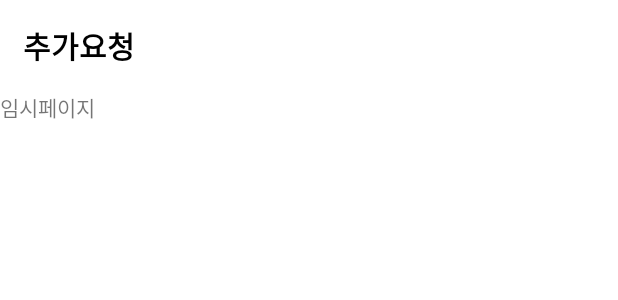
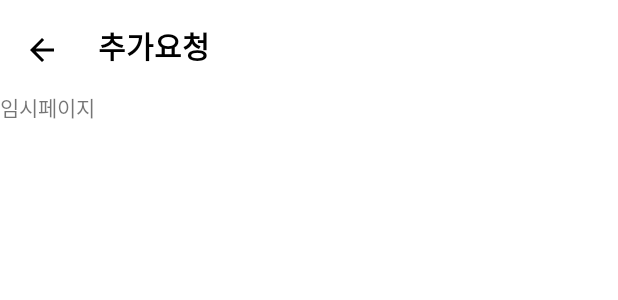
Before and after one commit to MP-locateC/locatec_main, an Android app: the layout report_page.xml on its own in the app's theme, with its tools: preview values and no code run, on a phone screen of 412 x 824 dp. Shown: the top 300 px of the screen. Run offline under Robolectric (Android 15) with nearby library versions, the phone set to English and light mode, and no system bars.

Commit message:
feat : custom marker, closes button

```diff
--- a/app/src/main/AndroidManifest.xml
+++ b/app/src/main/AndroidManifest.xml
@@ -8,7 +8,7 @@
          location permissions for the "MyLocation" functionality.
     -->
     <uses-permission android:name="android.permission.ACCESS_FINE_LOCATION" />
-
+    <uses-permission android:name="android.permission.ACCESS_COARSE_LOCATION"/>
     <application
         android:allowBackup="true"
         android:icon="@mipmap/ic_launcher"
@@ -38,8 +38,8 @@
                 <category android:name="android.intent.category.LAUNCHER" />
             </intent-filter>
         </activity>
-        <activity android:name=".ReportPage">
 
+        <activity android:name=".ReportPage" android:theme="@style/AppFullScreenTheme">
         </activity>
     </application>
 
--- a/app/src/main/res/layout/report_page.xml
+++ b/app/src/main/res/layout/report_page.xml
@@ -1,18 +1,38 @@
 <?xml version="1.0" encoding="utf-8"?>
 <LinearLayout xmlns:android="http://schemas.android.com/apk/res/android"
+    xmlns:app="http://schemas.android.com/apk/res-auto"
     android:orientation="vertical"
     android:background="@color/white"
     android:layout_width="match_parent"
     android:layout_height="match_parent">
+
+    <LinearLayout
+        android:layout_width="match_parent"
+        android:layout_height="wrap_content"
+        android:orientation="horizontal">
+
+        <Button
+            android:id="@+id/goBack"
+            style="?android:attr/borderlessButtonStyle"
+            android:layout_width="50dp"
+            android:layout_height="wrap_content"
+            android:drawableTint="#000000"
+            android:drawableTintMode="src_in"
+            android:tint="@color/black"
+            app:icon="?attr/homeAsUpIndicator"
+            app:iconTint="@color/black" />
+
         <TextView
             android:id="@+id/titleText"
-        android:layout_width="match_parent"
+            android:layout_width="wrap_content"
             android:layout_height="wrap_content"
             android:padding="15dp"
             android:text="추가요청"
             android:textColor="@color/black"
             android:textSize="20sp"
             android:textStyle="bold" />
+    </LinearLayout>
+
     <TextView
         android:layout_width="wrap_content"
         android:layout_height="wrap_content"
--- a/app/src/main/res/values/themes.xml
+++ b/app/src/main/res/values/themes.xml
@@ -13,4 +13,11 @@
         <item name="android:statusBarColor" tools:targetApi="l">?attr/colorPrimaryVariant</item>
         <!-- Customize your theme here. -->
     </style>
+
+    <style name="AppFullScreenTheme" parent="Theme.AppCompat.Light.NoActionBar">
+        <item name="android:windowNoTitle">true</item>
+        <item name="android:windowActionBar">false</item>
+        <item name="android:windowFullscreen">true</item>
+        <item name="android:windowContentOverlay">@null</item>
+    </style>
 </resources>
```
Also changed, not shown: app/src/main/java/com/example/locatec/MapsActivity.java (+67 -13 lines), app/src/main/java/com/example/locatec/MarkerData.java (added, +26 -0 lines), app/src/main/java/com/example/locatec/ReportPage.java (+15 -0 lines), app/src/main/res/drawable/favicon.png (added), app/src/main/res/drawable/icon.png (added), app/src/main/res/drawable/map_marker.png (added), app/src/main/res/drawable/map_marker_smoking.png (added), app/src/main/res/drawable/map_marker_trash.png (added), app/src/main/res/drawable/map_marker_user.png (added). Lines whose indentation alone changed are shown as unchanged.
